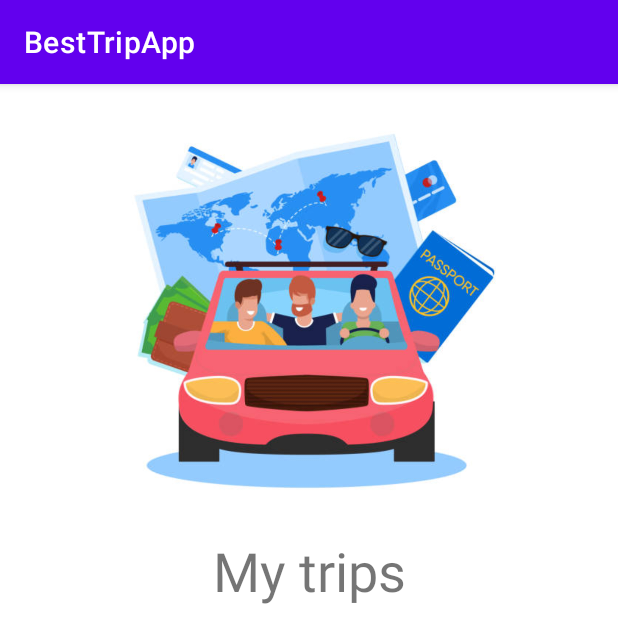
After one commit to RazielHernandez/BestTripApp, an Android app: the HistoryActivity screen opened directly, with no data from a screen before it, on a phone screen of 412 x 824 dp. The commit adds this screen. Shown: the top 643 px of the screen. Run offline under Robolectric (Android 15) with nearby library versions, the phone set to English and light mode, and no system bars.

Commit message:
Home and history screen added

```diff
--- /dev/null
+++ b/app/src/main/java/com/fekea/besttripapp/activities/HistoryActivity.kt
@@ -0,0 +1,22 @@
+package com.fekea.besttripapp.activities
+
+import android.os.Bundle
+import androidx.appcompat.app.AppCompatActivity
+import com.fekea.besttripapp.databinding.ActivityHistoryBinding
+
+class HistoryActivity: AppCompatActivity() {
+
+    companion object {
+        const val TAG = "besttripapp.HistoryActivity"
+        const val MAPS_API_KEY = "AIzaSyCOK0WAAutVBjR1gDyrkjJwgGUrRvZL_Jk"
+    }
+
+    private lateinit var binding: ActivityHistoryBinding
+
+    override fun onCreate(savedInstanceState: Bundle?) {
+        super.onCreate(savedInstanceState)
+        binding = ActivityHistoryBinding.inflate(layoutInflater)
+        setContentView(binding.root)
+
+    }
+}
--- a/app/src/main/java/com/fekea/besttripapp/activities/SearchRouteActivity.kt
+++ b/app/src/main/java/com/fekea/besttripapp/activities/SearchRouteActivity.kt
@@ -218,7 +218,7 @@ class SearchRouteActivity: AppCompatActivity(), OnMapReadyCallback, GoogleMap.On
 
         val urlDirections = "https://maps.googleapis.com/maps/api/directions/json?origin="+ origin.latitude.toString() + "," + origin.longitude.toString() +
                 "&destination=" + destination.latitude.toString() + "," + destination.longitude.toString() +
-                "&sensor=false&avoidTolls=true&alternatives=true&units=metric&mode=driving" + "&key=${MAPS_API_KEY}"
+                "&sensor=false&alternatives=true&units=metric&mode=driving" + "&key=${MAPS_API_KEY}"
 
         //Test
         //val urlDirections = "https://maps.googleapis.com/maps/api/directions/json?origin=Toronto, ON" +
--- a/app/src/main/java/com/fekea/besttripapp/adapters/PlaceSuggestedAdapter.kt
+++ b/app/src/main/java/com/fekea/besttripapp/adapters/PlaceSuggestedAdapter.kt
@@ -30,6 +30,11 @@ class PlaceSuggestedAdapter(private val context: Context, private val listener:
         adapterItems.clear()
     }
 
+    fun removeData(place: TravelPlace) {
+        adapterItems.remove(place)
+        notifyDataSetChanged()
+    }
+
     fun addPlace(place: TravelPlace) {
         adapterItems.add(place)
         notifyDataSetChanged()
--- a/app/src/main/java/com/fekea/besttripapp/database/RouteEntity.kt
+++ b/app/src/main/java/com/fekea/besttripapp/database/RouteEntity.kt
@@ -6,7 +6,7 @@ import androidx.room.PrimaryKey
 
 @Entity(tableName = "routes")
 data class RouteEntity(
-    @PrimaryKey (autoGenerate = true) val id: Int = 1,
+    @PrimaryKey(autoGenerate = true) var id: Int? = null,
     @ColumnInfo(name = "name") val name: String,
     @ColumnInfo(name = "userId") val userId: String,
     @ColumnInfo(name = "startPoint") val startPoint: LocationEntity,
--- a/app/src/main/java/com/fekea/besttripapp/utils/ModelEntityConverter.kt
+++ b/app/src/main/java/com/fekea/besttripapp/utils/ModelEntityConverter.kt
@@ -7,7 +7,6 @@ object ModelEntityConverter {
 
     fun fromRouteModelToRouteEntity(route: TravelRoute): RouteEntity {
         return RouteEntity(
-            id = 1,
             name = route.name,
             userId = route.userId,
             startPoint = fromLocationModelToLocationEntity(route.startPoint),
--- /dev/null
+++ b/app/src/main/res/layout/activity_history.xml
@@ -0,0 +1,37 @@
+<?xml version="1.0" encoding="utf-8"?>
+<androidx.constraintlayout.widget.ConstraintLayout
+    xmlns:android="http://schemas.android.com/apk/res/android"
+    android:layout_width="match_parent"
+    android:layout_height="match_parent"
+    xmlns:app="http://schemas.android.com/apk/res-auto">
+
+    <ImageView
+        android:id="@+id/history_image"
+        android:layout_width="match_parent"
+        android:layout_height="wrap_content"
+        android:maxWidth="300dp"
+        android:maxHeight="300dp"
+        android:src="@drawable/besttripapp"
+        android:adjustViewBounds="true"/>
+
+    <TextView
+        android:id="@+id/history_title"
+        android:layout_width="match_parent"
+        android:layout_height="wrap_content"
+        app:layout_constraintTop_toBottomOf="@id/history_image"
+        app:layout_constraintStart_toStartOf="@id/history_image"
+        android:text="My trips"
+        android:textSize="36dp"
+        android:textAlignment="center"/>
+
+    <androidx.recyclerview.widget.RecyclerView
+        app:layout_constraintTop_toBottomOf="@id/history_title"
+        app:layout_constraintStart_toStartOf="@id/history_title"
+        android:id="@+id/history_recycle_view"
+        android:orientation="vertical"
+        android:layout_margin="16dp"
+        android:layout_width="match_parent"
+        android:layout_height="wrap_content"/>
+
+
+</androidx.constraintlayout.widget.ConstraintLayout>
--- /dev/null
+++ b/app/src/main/res/layout/activity_map.xml
@@ -0,0 +1,6 @@
+<?xml version="1.0" encoding="utf-8"?>
+<androidx.constraintlayout.widget.ConstraintLayout xmlns:android="http://schemas.android.com/apk/res/android"
+    android:layout_width="match_parent"
+    android:layout_height="match_parent">
+
+</androidx.constraintlayout.widget.ConstraintLayout>
--- a/app/src/main/res/layout/activity_route.xml
+++ b/app/src/main/res/layout/activity_route.xml
@@ -106,9 +106,6 @@
                 android:layout_marginBottom="16dp"
                 android:text="Save route"/>
         </LinearLayout>
-
     </ScrollView>
 
-
-
 </androidx.constraintlayout.widget.ConstraintLayout>
--- a/app/src/main/res/layout/activity_search.xml
+++ b/app/src/main/res/layout/activity_search.xml
@@ -117,5 +117,4 @@
             android:text="Select"/>
 
     </RelativeLayout>
-
 </androidx.constraintlayout.widget.ConstraintLayout>
```
Also changed, not shown: app/src/main/AndroidManifest.xml (+10 -4 lines), app/src/main/java/com/fekea/besttripapp/MainActivity.kt (+26 -0 lines), app/src/main/java/com/fekea/besttripapp/activities/RouteActivity.kt (+8 -2 lines), app/src/main/res/drawable/rounded_card_blue.xml (added, +12 -0 lines), app/src/main/res/layout/activity_main.xml (+46 -7 lines), app/src/main/res/layout/cardview_travel.xml (added, +68 -0 lines), app/src/main/res/drawable/besttripapp.jpeg (added), app/src/main/res/drawable/car_world.png (added).
